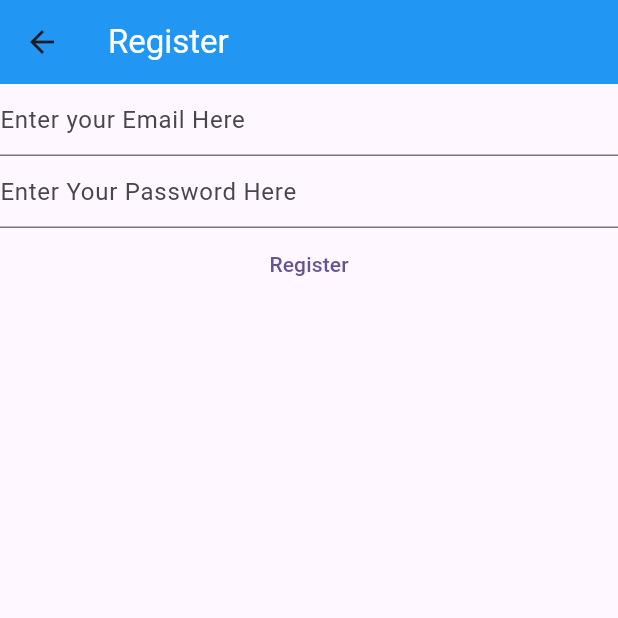
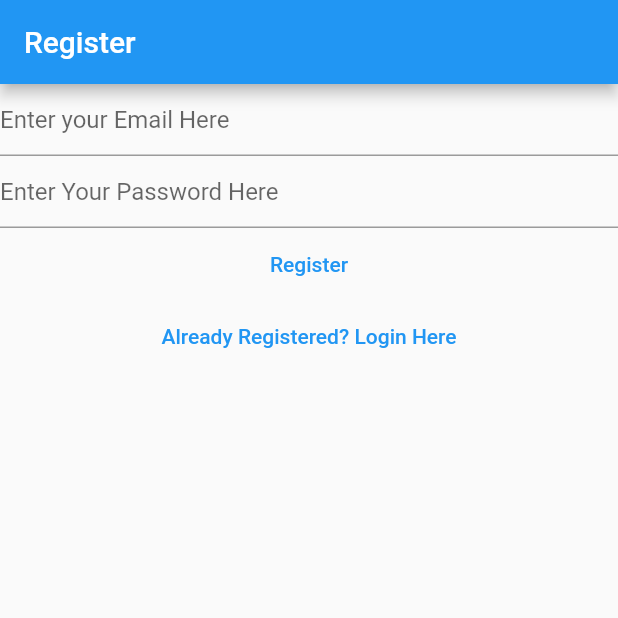
Before and after one commit to dragonman164/My-notes-flutter-app, a Flutter app: the RegisterView screen opened directly, on a phone screen of 412 x 824 dp, the top half of it. Run offline on Flutter 3.47's test engine with Material 2 defaults, Android fonts, the phone set to English and light mode, and no system bars; our stand-ins replace firebase_auth, firebase_core; accounts and stored records are empty.

Commit message:
added views and organized

```diff
--- a/lib/views/register_view.dart
+++ b/lib/views/register_view.dart
@@ -36,17 +36,8 @@ class _RegisterViewState extends State<RegisterView> {
   @override
   Widget build(BuildContext context) {
     return Scaffold(
-      appBar: AppBar(title: const Text('Register',
-        style: TextStyle(color: Colors.white),),
-        backgroundColor: Colors.blue,),
-      body: FutureBuilder(
-        future:  Firebase.initializeApp(
-            options: DefaultFirebaseOptions.currentPlatform
-        ),
-        builder: (context, snapshot)  {
-          switch(snapshot.connectionState){
-            case ConnectionState.done:
-              return Column(
+      appBar: AppBar(title: const Text('Register'),),
+      body: Column(
         children: [
           TextField(
             enableSuggestions: false,
@@ -92,15 +83,10 @@ class _RegisterViewState extends State<RegisterView> {
 
               },
               child:  const Text('Register')),
+          TextButton(onPressed: () {
+                Navigator.of(context).pushNamedAndRemoveUntil('/login/', (route) => false);
+          }, child: const Text('Already Registered? Login Here'))
         ],
-              );
-
-            default :
-              return const Text('Loading.. ');
-          }
-
-        },
-
       ),
     );
   }
```
Also changed, not shown: lib/main.dart (+15 -16 lines), lib/views/login_view.dart (+7 -22 lines), lib/views/verifyemail_view.dart (added, +28 -0 lines). Lines whose indentation alone changed are shown as unchanged.
